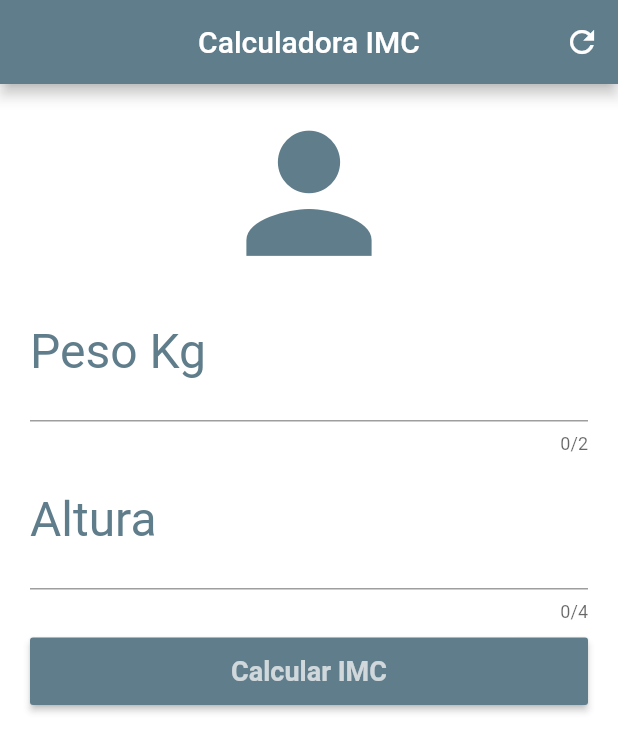
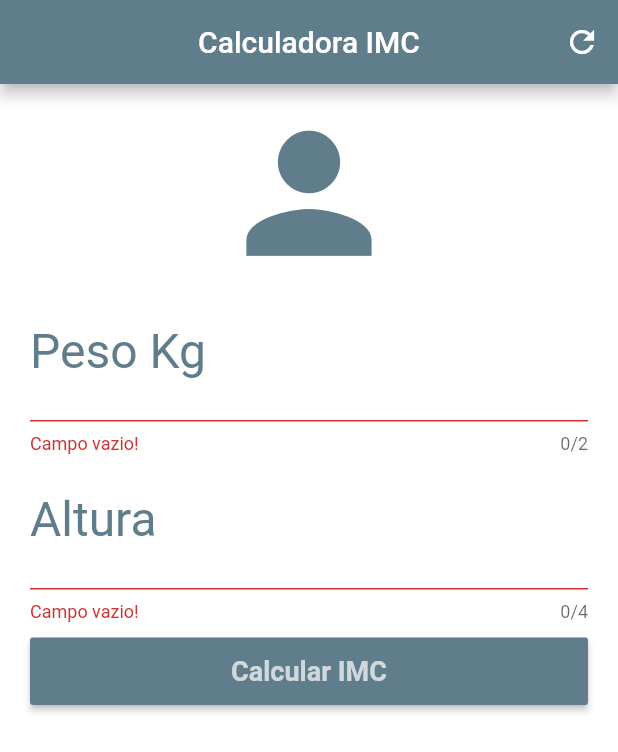
Before and after one commit to renantoniolo/calculo_imc, a Flutter app: the screen it shows after launch, after a tap on "Calcular IMC", on a phone screen of 412 x 824 dp. Shown: the top 752 px of the screen. Run offline on Flutter 3.47's test engine with Material 2 defaults, Android fonts, the phone set to English and light mode, and no system bars.

Commit message:
Commit Form (Formularios)
Validacao dos campos do formulário.

```diff
--- a/lib/main.dart
+++ b/lib/main.dart
@@ -10,6 +10,7 @@ class Home extends StatefulWidget {
 }
 
 class _HomeState extends State<Home> {
+  GlobalKey<FormState> _formKey = new GlobalKey<FormState>();
 
   // controller's
   TextEditingController peso = new TextEditingController();
@@ -18,12 +19,12 @@ class _HomeState extends State<Home> {
   String _resultadoText = "";
 
   void _ClearText() {
-
     // seta a interface
     setState(() {
       peso.text = "";
       altura.text = "";
       _resultadoText = "";
+      _formKey = new GlobalKey<FormState>();
     });
   }
 
@@ -70,11 +71,13 @@ class _HomeState extends State<Home> {
         backgroundColor: Colors.white70,
         body: SingleChildScrollView(
             padding: new EdgeInsets.symmetric(horizontal: 20.0, vertical: 10.0),
+            child: Form(
+              key: _formKey,
               child: Column(
                 crossAxisAlignment: CrossAxisAlignment.stretch,
                 children: <Widget>[
                   Icon(Icons.person, size: 125, color: Colors.blueGrey),
-              TextField(
+                  TextFormField(
                     keyboardType: TextInputType.number,
                     cursorColor: Colors.blueGrey,
                     maxLength: 2,
@@ -83,8 +86,11 @@ class _HomeState extends State<Home> {
                         labelStyle: TextStyle(color: Colors.blueGrey)),
                     style: TextStyle(color: Colors.blueGrey, fontSize: 32),
                     controller: peso,
+                    validator: (value) {
+                      if (value.isEmpty) return "Campo vazio!";
+                    },
                   ),
-              TextField(
+                  TextFormField(
                     keyboardType: TextInputType.number,
                     cursorColor: Colors.blueGrey,
                     maxLength: 4,
@@ -93,6 +99,9 @@ class _HomeState extends State<Home> {
                         labelStyle: TextStyle(color: Colors.blueGrey)),
                     style: TextStyle(color: Colors.blueGrey, fontSize: 32),
                     controller: altura,
+                    validator: (value) {
+                      if (value.isEmpty) return "Campo vazio!";
+                    },
                   ),
                   Container(
                       height: 45.0,
@@ -102,24 +111,23 @@ class _HomeState extends State<Home> {
                         textColor: Colors.white70,
                         child: Text(
                           "Calcular IMC",
-                      style:
-                          TextStyle(fontSize: 18, fontWeight: FontWeight.bold),
+                          style: TextStyle(
+                              fontSize: 18, fontWeight: FontWeight.bold),
                         ),
                         onPressed: () {
+                          if (_formKey.currentState.validate()) {
                             _Calcular();
+                          }
                         },
                       )),
-              Text(
-                _resultadoText,
+                  Text(_resultadoText,
                       textAlign: TextAlign.center,
                       style: TextStyle(
                           fontSize: 22.0,
                           fontStyle: FontStyle.italic,
                           fontWeight: FontWeight.bold,
-                    color: Colors.black38)
-              )
-            ]
-          )
-        ));
+                          color: Colors.black38))
+                ]),
+            )));
   }
 }
```
Lines whose indentation alone changed are shown as unchanged.
